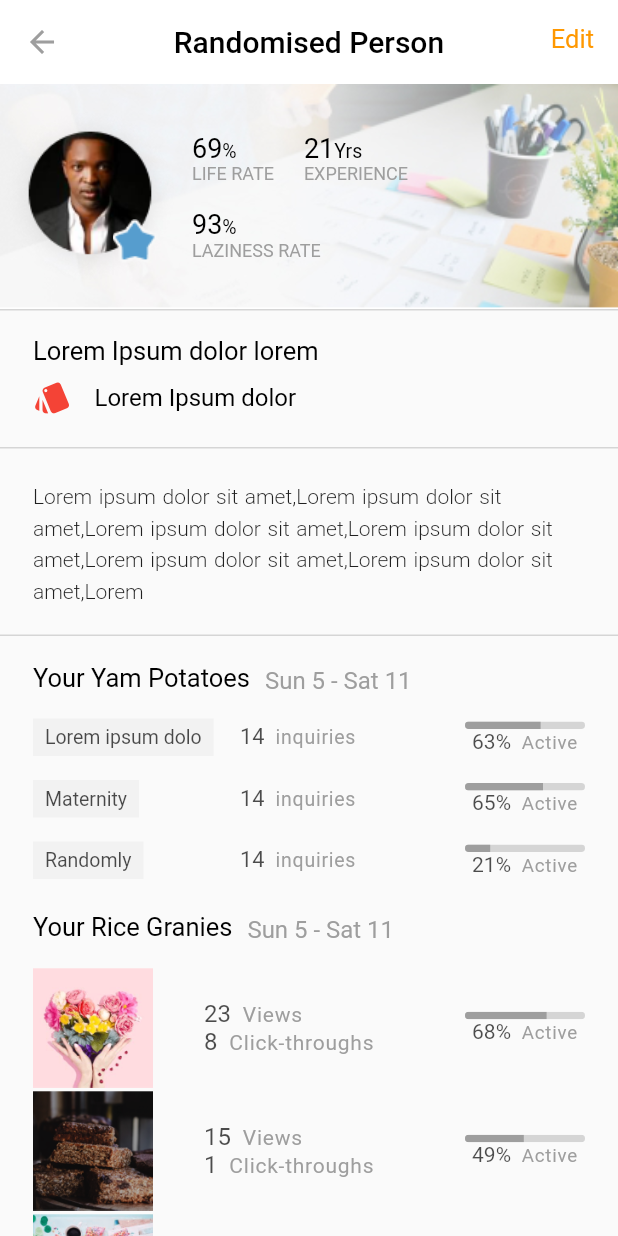
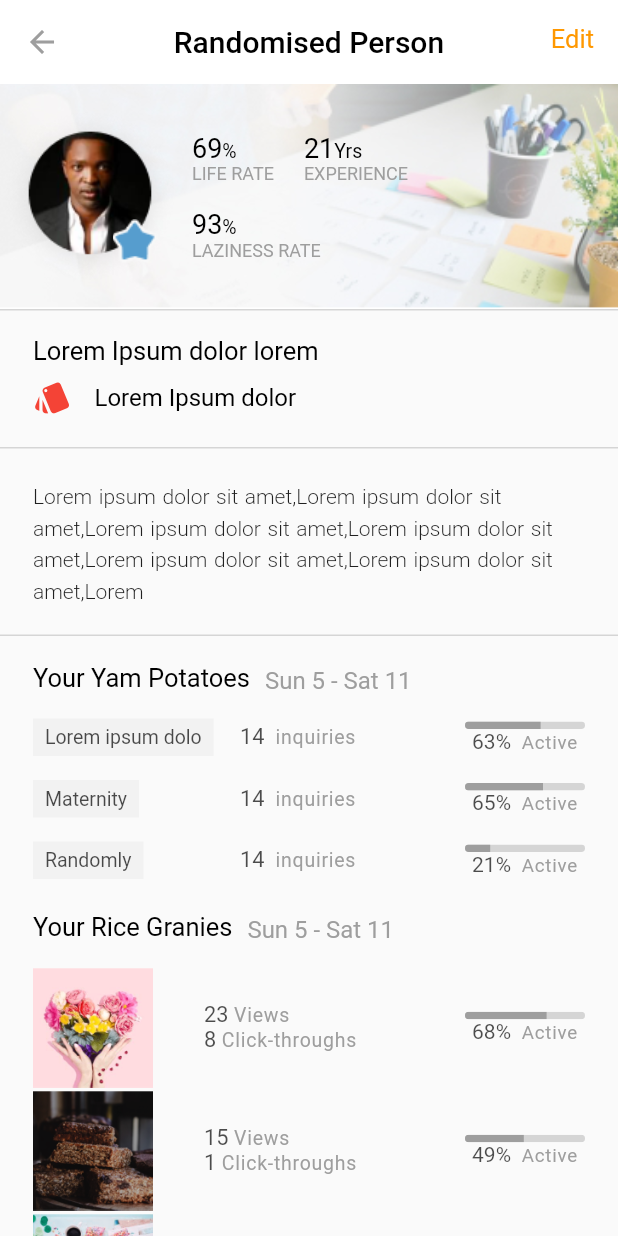
Before and after one commit to thunder775/dev_test, a Flutter app: the screen it shows after launch, on a phone screen of 412 x 824 dp. Run offline on Flutter 3.47's test engine with Material 2 defaults, Android fonts, the phone set to English and light mode, and no system bars; our stand-ins replace flutter_slidable.

Commit message:
minor fixes

```diff
--- a/lib/main.dart
+++ b/lib/main.dart
@@ -268,14 +268,14 @@ class MyHomePage extends StatelessWidget {
                   text: TextSpan(
                       text: views.toString(),
                       style: TextStyle(
-                        fontSize: 16,
+                        fontSize: 14.5,
                         color: Colors.black.withOpacity(.7),
                       ),
                       children: <TextSpan>[
                         TextSpan(
-                          text: "  " + "Views",
+                          text: " " + "Views",
                           style: TextStyle(
-                              fontSize: 14,
+                              fontSize: 13,
                               letterSpacing: .5,
                               color: Colors.grey),
                         )
@@ -285,14 +285,14 @@ class MyHomePage extends StatelessWidget {
                   text: TextSpan(
                       text: clicks.toString(),
                       style: TextStyle(
-                        fontSize: 16,
+                        fontSize: 14.5,
                         color: Colors.black.withOpacity(.7),
                       ),
                       children: <TextSpan>[
                         TextSpan(
-                          text: "  " + "Click-throughs",
+                          text: " " + "Click-throughs",
                           style: TextStyle(
-                              fontSize: 14,
+                              fontSize: 13,
                               letterSpacing: .5,
                               color: Colors.grey),
                         )
```
